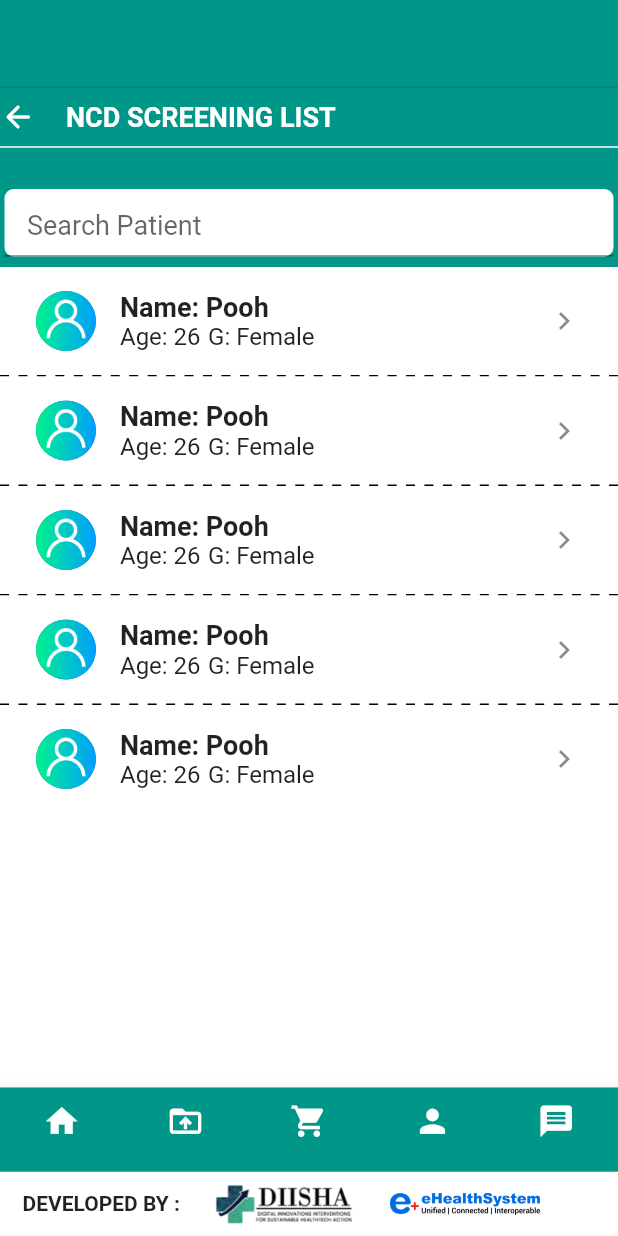
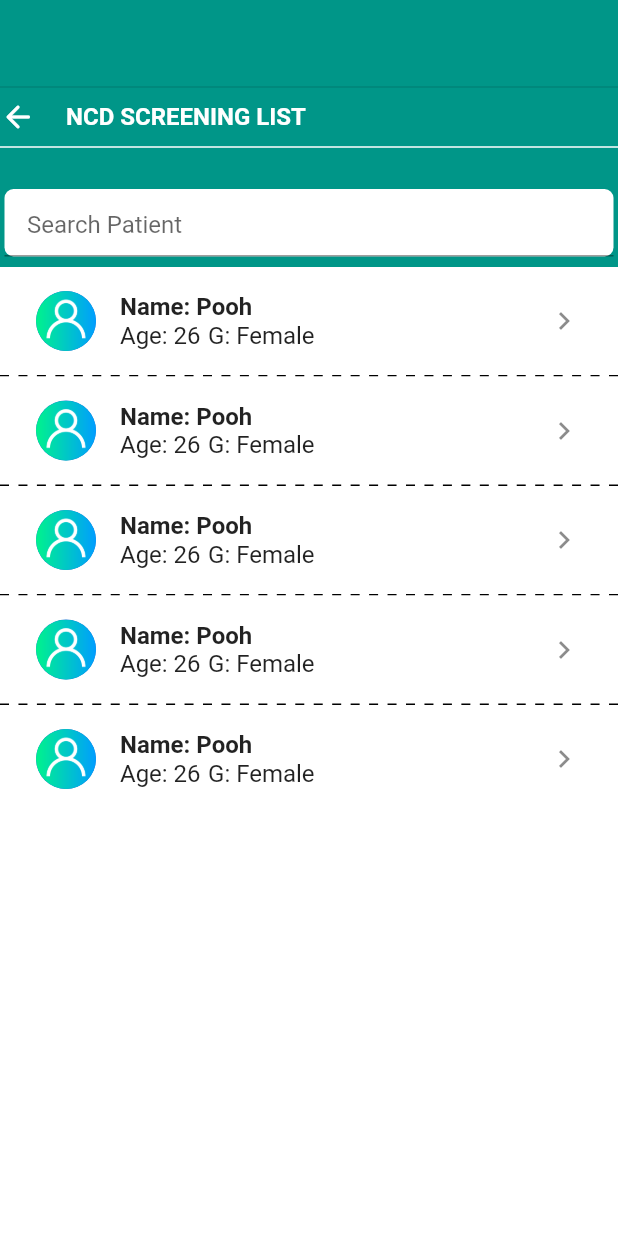
Before and after one commit to sanjayajena37/diisha, a Flutter app: the NCDScreeningPageView screen opened by its route, on a phone screen of 412 x 824 dp. Run offline on Flutter 3.47's test engine with Material 2 defaults, Android fonts, the phone set to English and light mode, and no system bars; our stand-ins replace dio, get; missing offline and left inert: dart:html, encrypt.

Commit message:
By Anirudha

```diff
--- a/lib/app/modules/NCDScreeningPage/views/n_c_d_screening_page_view.dart
+++ b/lib/app/modules/NCDScreeningPage/views/n_c_d_screening_page_view.dart
@@ -46,105 +46,105 @@ class NCDScreeningPageView extends GetView<NCDScreeningPageController> {
     return Scaffold(
 
       backgroundColor: Colors.teal,
-      bottomNavigationBar: Container(
-        height:MediaQuery.of(context).size.height*0.12,
-        child: Column(
-          mainAxisAlignment: MainAxisAlignment.spaceBetween,
-          children: [
-
-            BottomNavigationBar(
-              // currentIndex: selectedIndex,
-              // selectedItemColor:Colors.yellow  ,
-              showUnselectedLabels: true,
-              //fixedColor: Colors.deepPurple,
-              selectedItemColor: Colors.black,
-              unselectedItemColor: Colors.black,
-              backgroundColor:Colors.teal,
-              iconSize: 20,
-              onTap: (index) {
-                switch (index) {
-                  case 0:
-                    print('Navigate to profile');
-                    break;
-                  case 1:
-                    print('Navigate to profile');
-                    // Get.toNamed(
-                    //   //Routes.PAYMENT
-                    //
-                    //   //Routes.LOGIN_SCREEN,
-                    //
-                    //   Routes.ADD_TO_CART,
-                    // );
-                    break;
-                  case 2:
-                    print('Navigate to profile');
-                    // Get.toNamed(
-                    //   Routes
-                    //       .PROFILE,
-                    // );
-                    break;
-                }
-              },
-              selectedFontSize: 9,
-              unselectedFontSize: 9,
-              type: BottomNavigationBarType.fixed,
-              items: <BottomNavigationBarItem>[
-                BottomNavigationBarItem(
-                  icon: Icon(Icons.home,color: Colors.white,size: 25,),
-                  label: '',
-                ),
-                BottomNavigationBarItem(
-                  icon: Icon(Icons.drive_folder_upload,color: Colors.white,size: 25,),
-                  label: '',
-                ),
-                BottomNavigationBarItem(
-                  icon: Icon(
-                      Icons.shopping_cart,color: Colors.white,
-                      size: 25),
-                  label: '',
-                  // backgroundColor: AppData.orangeColor
-                ),
-                BottomNavigationBarItem(
-                  icon: Icon(
-                    Icons.person,color: Colors.white,
-                    size: 25, ),///
-                  label: '',
-                  // backgroundColor: AppData.orangeColor
-                ),
-                BottomNavigationBarItem(
-                  icon: Icon(
-                    Icons.message,color: Colors.white,
-                    size: 25, ),///
-                  label: '',
-                  // backgroundColor: AppData.orangeColor
-                ),
-
-
-              ],
-            ),
-
-            //SizedBox(height: 10,),
-            Expanded(
-              child: Container(
-                color: Colors.white,
-                child: Padding(
-                  padding: const EdgeInsets.symmetric(horizontal: 15.0),
-                  child: Row(
-                    children: [
-                      Text("DEVELOPED BY :",style: TextStyle(fontWeight: FontWeight.bold),),
-                      SizedBox(width: 20,),
-                      Image.asset("assets/images/logo diisha.png",height: 30,width: 100,),
-                      SizedBox(width: 20,),
-                      Image.asset("assets/images/Ehealthlogo.png",height: 30,width: 100,),
-                    ],
-                  ),
-                ),
-              ),
-            )
-
-          ],
-        ),
-      ),
+      // bottomNavigationBar: Container(
+      //   height:MediaQuery.of(context).size.height*0.12,
+      //   child: Column(
+      //     mainAxisAlignment: MainAxisAlignment.spaceBetween,
+      //     children: [
+      //
+      //       BottomNavigationBar(
+      //         // currentIndex: selectedIndex,
+      //         // selectedItemColor:Colors.yellow  ,
+      //         showUnselectedLabels: true,
+      //         //fixedColor: Colors.deepPurple,
+      //         selectedItemColor: Colors.black,
+      //         unselectedItemColor: Colors.black,
+      //         backgroundColor:Colors.teal,
+      //         iconSize: 20,
+      //         onTap: (index) {
+      //           switch (index) {
+      //             case 0:
+      //               print('Navigate to profile');
+      //               break;
+      //             case 1:
+      //               print('Navigate to profile');
+      //               // Get.toNamed(
+      //               //   //Routes.PAYMENT
+      //               //
+      //               //   //Routes.LOGIN_SCREEN,
+      //               //
+      //               //   Routes.ADD_TO_CART,
+      //               // );
+      //               break;
+      //             case 2:
+      //               print('Navigate to profile');
+      //               // Get.toNamed(
+      //               //   Routes
+      //               //       .PROFILE,
+      //               // );
+      //               break;
+      //           }
+      //         },
+      //         selectedFontSize: 9,
+      //         unselectedFontSize: 9,
+      //         type: BottomNavigationBarType.fixed,
+      //         items: <BottomNavigationBarItem>[
+      //           BottomNavigationBarItem(
+      //             icon: Icon(Icons.home,color: Colors.white,size: 25,),
+      //             label: '',
+      //           ),
+      //           BottomNavigationBarItem(
+      //             icon: Icon(Icons.drive_folder_upload,color: Colors.white,size: 25,),
+      //             label: '',
+      //           ),
+      //           BottomNavigationBarItem(
+      //             icon: Icon(
+      //                 Icons.shopping_cart,color: Colors.white,
+      //                 size: 25),
+      //             label: '',
+      //             // backgroundColor: AppData.orangeColor
+      //           ),
+      //           BottomNavigationBarItem(
+      //             icon: Icon(
+      //               Icons.person,color: Colors.white,
+      //               size: 25, ),///
+      //             label: '',
+      //             // backgroundColor: AppData.orangeColor
+      //           ),
+      //           BottomNavigationBarItem(
+      //             icon: Icon(
+      //               Icons.message,color: Colors.white,
+      //               size: 25, ),///
+      //             label: '',
+      //             // backgroundColor: AppData.orangeColor
+      //           ),
+      //
+      //
+      //         ],
+      //       ),
+      //
+      //       SizedBox(height: 10,),
+      //       Expanded(
+      //         child: Container(
+      //           color: Colors.white,
+      //           child: Padding(
+      //             padding: const EdgeInsets.symmetric(horizontal: 15.0),
+      //             child: Row(
+      //               children: [
+      //                 Text("DEVELOPED BY :",style: TextStyle(fontWeight: FontWeight.bold),),
+      //                 SizedBox(width: 20,),
+      //                 Image.asset("assets/images/logo diisha.png",height: 30,width: 100,),
+      //                 SizedBox(width: 20,),
+      //                 Image.asset("assets/images/Ehealthlogo.png",height: 30,width: 100,),
+      //               ],
+      //             ),
+      //           ),
+      //         ),
+      //       )
+      //
+      //     ],
+      //   ),
+      // ),
 
 
       body: Column(
@@ -156,7 +156,7 @@ class NCDScreeningPageView extends GetView<NCDScreeningPageController> {
           Divider(thickness: 1.0),
           Container(
             color: Colors.teal,
-            width: 420,
+            width: double.maxFinite,
             child: Row(
               children: [
                 Icon(
@@ -171,7 +171,7 @@ class NCDScreeningPageView extends GetView<NCDScreeningPageController> {
                   style: TextStyle(
                       color: Colors.white,
                       fontWeight: FontWeight.bold,
-                      fontSize: 18.0),
+                      fontSize: 16.0),
                 ),
               ],
             ),
@@ -202,7 +202,7 @@ class NCDScreeningPageView extends GetView<NCDScreeningPageController> {
                   contentPadding: EdgeInsets.only(left: 15.0, right: 15.0),
                   //suffixIcon: Icon(Icons.search),
                   hintText: 'Search Patient',
-                  hintStyle: TextStyle(fontSize: 18),
+                  hintStyle: TextStyle(fontSize: 16),
                 ),
               ),
             ),
@@ -229,7 +229,7 @@ class NCDScreeningPageView extends GetView<NCDScreeningPageController> {
                             mainAxisAlignment: MainAxisAlignment.start,
                             crossAxisAlignment: CrossAxisAlignment.start,
                             children: [
-                              Text('Name: Pooh', style: TextStyle(fontSize: 18, fontWeight: FontWeight.bold),),
+                              Text('Name: Pooh', style: TextStyle(fontSize: 16, fontWeight: FontWeight.bold),),
                               Row(
                                 mainAxisAlignment: MainAxisAlignment.start,
                                 children: [
--- a/lib/app/modules/ViewAbhaCardPage/views/view_abha_card_page_view.dart
+++ b/lib/app/modules/ViewAbhaCardPage/views/view_abha_card_page_view.dart
@@ -136,7 +136,7 @@ class ViewAbhaCardPageView extends GetView<ViewAbhaCardPageController> {
                   children: [
                     Icon(Icons.arrow_back_rounded,),
                     SizedBox(width: 20,),
-                    Text("ABHA REGISTRATION",style: TextStyle(color: Colors.teal,fontWeight: FontWeight.bold),),
+                    Text("ABHA REGISTRATION",style: TextStyle(color: Colors.teal,fontWeight: FontWeight.bold,fontSize: 16),),
                   ],
                 ),
               ),
```
